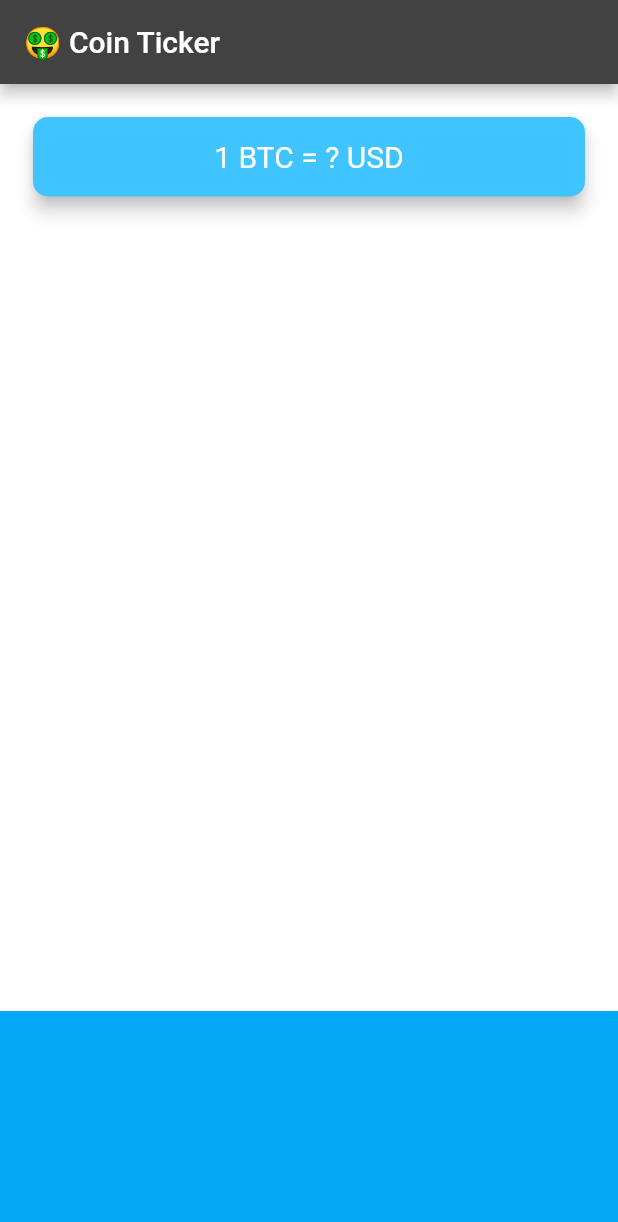
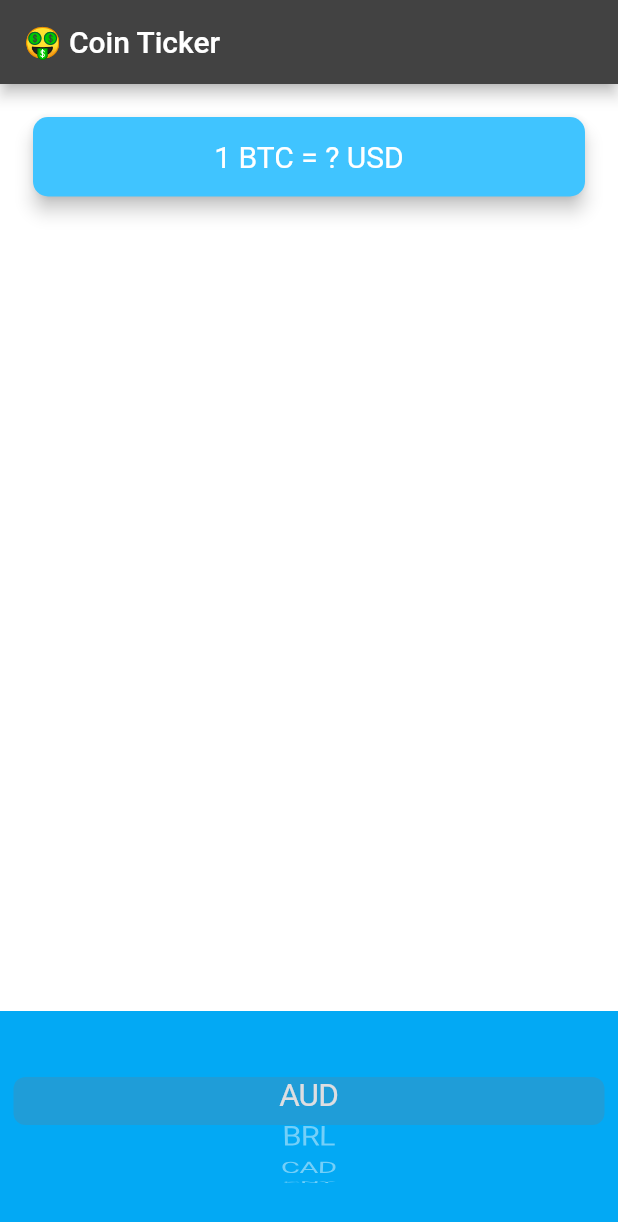
Before and after one commit to manvendrasingh09/Codes, a Flutter app: the screen it shows after launch, on a phone screen of 412 x 824 dp. Shown: the top 1222 px of the screen. Run offline on Flutter 3.47's test engine with Material 2 defaults, Android fonts, the phone set to English and light mode, and no system bars; our stand-ins replace audioplayers, flutter_spinkit, font_awesome_flutter, geolocator, rflutter_alert.

Commit message:
using Android Studio

```diff
--- a/AppDev/crypto_tracker/lib/price_screen.dart
+++ b/AppDev/crypto_tracker/lib/price_screen.dart
@@ -1,4 +1,7 @@
+import 'package:flutter/cupertino.dart';
 import 'package:flutter/material.dart';
+//import 'package:cupertino_icons/cupertino_icons.dart';
+import 'coin_data.dart';
 
 class PriceScreen extends StatefulWidget {
   @override
@@ -6,25 +9,49 @@ class PriceScreen extends StatefulWidget {
 }
 
 class _PriceScreenState extends State<PriceScreen> {
+  String selectedCurrency = 'USD';
+
+  List<DropdownMenuItem<String>> getDropdownItems() {
+    List<DropdownMenuItem<String>> dropdownItems = [];
+    for (String currency in currenciesList) {
+      var newItem = DropdownMenuItem(
+        value: currency,
+        child: Text(currency),
+      );
+      dropdownItems.add(newItem);
+    }
+    return dropdownItems;
+  }
+
+  List<Widget> getPickerItems() {
+    List<Widget> pickerItems = [];
+    for (String currency in currenciesList) {
+      pickerItems.add(
+        Text(currency),
+      );
+    }
+    return pickerItems;
+  }
+
   @override
   Widget build(BuildContext context) {
     return Scaffold(
       appBar: AppBar(
-        title: Text('🤑 Coin Ticker'),
+        title: const Text('🤑 Coin Ticker'),
       ),
       body: Column(
         mainAxisAlignment: MainAxisAlignment.spaceBetween,
         crossAxisAlignment: CrossAxisAlignment.stretch,
         children: <Widget>[
           Padding(
-            padding: EdgeInsets.fromLTRB(18.0, 18.0, 18.0, 0),
+            padding: const EdgeInsets.fromLTRB(18.0, 18.0, 18.0, 0),
             child: Card(
               color: Colors.lightBlueAccent,
               elevation: 5.0,
               shape: RoundedRectangleBorder(
                 borderRadius: BorderRadius.circular(10.0),
               ),
-              child: Padding(
+              child: const Padding(
                 padding: EdgeInsets.symmetric(vertical: 15.0, horizontal: 28.0),
                 child: Text(
                   '1 BTC = ? USD',
@@ -40,12 +67,31 @@ class _PriceScreenState extends State<PriceScreen> {
           Container(
             height: 150.0,
             alignment: Alignment.center,
-            padding: EdgeInsets.only(bottom: 30.0),
+            padding: const EdgeInsets.only(bottom: 30.0),
             color: Colors.lightBlue,
-            child: null,
+            child: CupertinoPicker(
+              backgroundColor: Colors.lightBlue,
+              itemExtent: 32.0,
+              onSelectedItemChanged: (selectedIndex) {
+                print(selectedIndex);
+              },
+              children: getPickerItems(),
+            ),
           ),
         ],
       ),
     );
   }
 }
+
+// DropdownButton<String>(
+// value: selectedCurrency,
+// items: getDropdownItems(),
+// onChanged: (value) {
+// setState(
+// () {
+// selectedCurrency = value!;
+// },
+// );
+// },
+// ),
```
